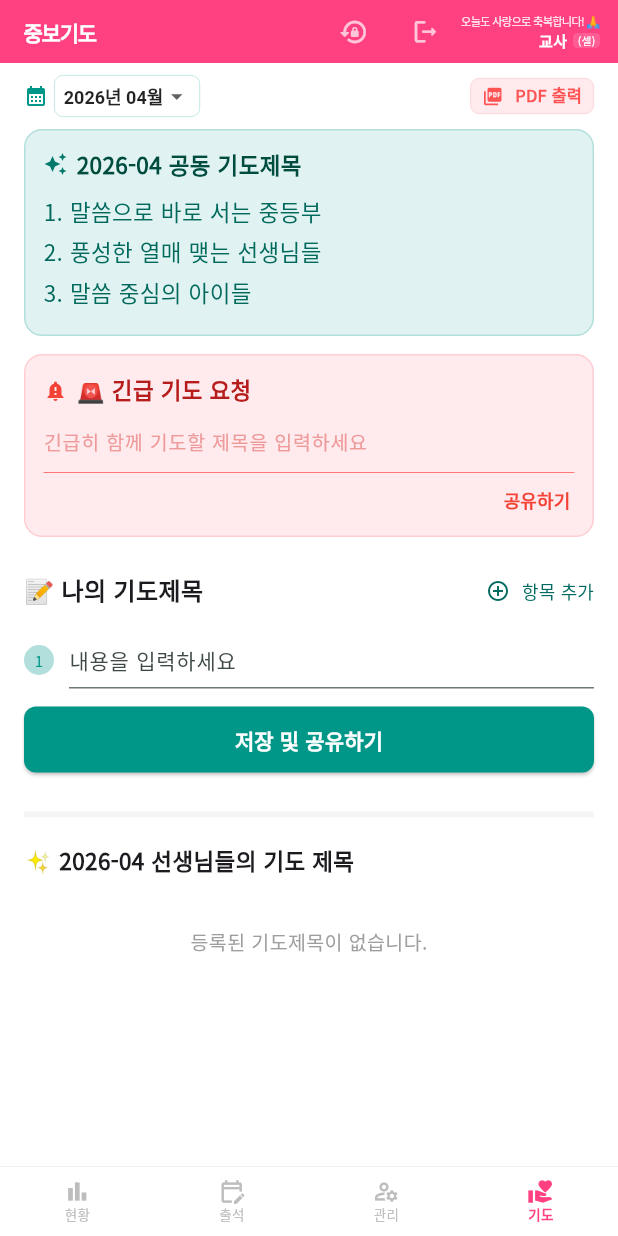
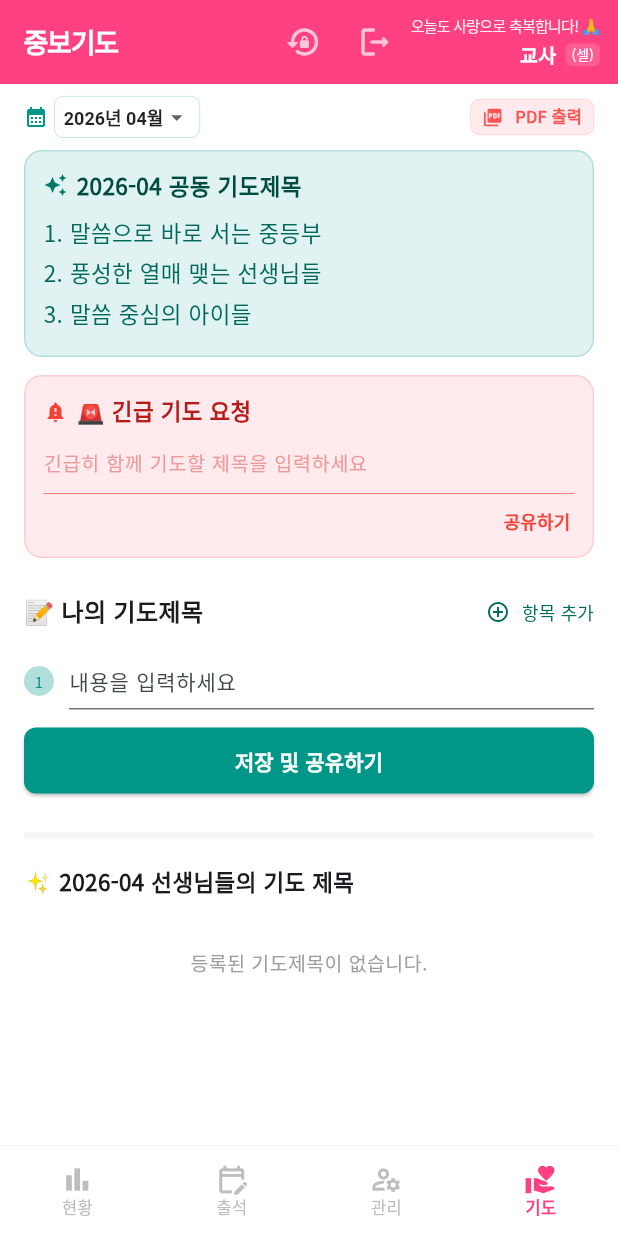
Before and after one commit to plusmans/church_attendance, a Flutter app: the screen it shows once a user with an empty profile is signed in, item 4 of the bottom bar chosen, on a phone screen of 412 x 824 dp. Run offline on Flutter 3.47's test engine with Material 3 defaults, Android fonts, the phone set to English and light mode, and no system bars; our stand-ins replace cloud_firestore, firebase_auth, firebase_core, google_fonts, pdf, printing; accounts and stored records are empty.

Commit message:
네이게이션바 크기 확대

```diff
--- a/lib/screens/home_navigation.dart
+++ b/lib/screens/home_navigation.dart
@@ -38,7 +38,7 @@ class _HomeNavigationState extends State<HomeNavigation> {
     "선생님의 수고를 응원해요! ✨",
     "우리 아이들의 소중한 목자님! 🌱",
     "기쁨이 가득한 하루 되세요! 😊",
-    "기도로 함께하는 동역자입니다! ❤️",
+    "기대로 함께하는 동역자입니다! ❤️",
   ];
 
   late List<Widget> _screens;
@@ -145,12 +145,14 @@ class _HomeNavigationState extends State<HomeNavigation> {
 
     return Scaffold(
       appBar: AppBar(
-        toolbarHeight: 42,
+        // ✅ 상단 앱바 높이 확대 (기존 42 -> 56)
+        toolbarHeight: 56,
         title: Text(
           appBarTitle,
           style: const TextStyle(
             fontWeight: FontWeight.bold,
-            fontSize: 14,
+            // ✅ 타이틀 글자 크기 확대 (기존 14 -> 18)
+            fontSize: 18,
             letterSpacing: -0.8,
           ),
         ),
@@ -164,7 +166,8 @@ class _HomeNavigationState extends State<HomeNavigation> {
             IconButton(
               icon: const Icon(
                 Icons.people_alt_rounded,
-                size: 20,
+                // ✅ 아이콘 크기 확대 (기존 20 -> 24)
+                size: 24,
                 color: Colors.white70,
               ),
               tooltip: '교사 관리',
@@ -182,7 +185,8 @@ class _HomeNavigationState extends State<HomeNavigation> {
           IconButton(
             icon: const Icon(
               Icons.lock_reset_rounded,
-              size: 20,
+              // ✅ 아이콘 크기 확대 (기존 20 -> 24)
+              size: 24,
               color: Colors.white70,
             ),
             tooltip: '비밀번호 변경',
@@ -204,7 +208,8 @@ class _HomeNavigationState extends State<HomeNavigation> {
           IconButton(
             icon: const Icon(
               Icons.logout_rounded,
-              size: 19,
+              // ✅ 아이콘 크기 확대 (기존 19 -> 24)
+              size: 24,
               color: Colors.white70,
             ),
             tooltip: '로그아웃',
@@ -221,39 +226,40 @@ class _HomeNavigationState extends State<HomeNavigation> {
                   Text(
                     _cheerMessage,
                     style: TextStyle(
-                      fontSize: 7.5,
-                      // ✅ Lint: withOpacity -> withValues 대체 (alpha: 0.9)
+                      // ✅ 응원 메시지 크기 확대 (기존 7.5 -> 10)
+                      fontSize: 10,
                       color: Colors.white.withValues(alpha: 0.9),
                       fontWeight: FontWeight.w300,
                       letterSpacing: -0.5,
                     ),
                   ),
-                  const SizedBox(height: 1),
+                  const SizedBox(height: 2),
                   Row(
                     mainAxisSize: MainAxisSize.min,
                     children: [
                       Text(
                         '${widget.teacherName} ${isSuperAdmin ? '사역자님' : '교사'}',
                         style: const TextStyle(
-                          fontSize: 10,
+                          // ✅ 교사 성함 크기 확대 (기존 10 -> 13)
+                          fontSize: 13,
                           fontWeight: FontWeight.bold,
                         ),
                       ),
-                      const SizedBox(width: 4),
+                      const SizedBox(width: 6),
                       Container(
                         padding: const EdgeInsets.symmetric(
-                          horizontal: 3,
-                          vertical: 0,
+                          horizontal: 4,
+                          vertical: 1,
                         ),
                         decoration: BoxDecoration(
-                          // ✅ Lint: withOpacity -> withValues 대체 (alpha: 0.15)
                           color: Colors.white.withValues(alpha: 0.15),
-                          borderRadius: BorderRadius.circular(3),
+                          borderRadius: BorderRadius.circular(4),
                         ),
                         child: Text(
                           displayRole,
                           style: const TextStyle(
-                            fontSize: 7,
+                            // ✅ 역할 텍스트 크기 확대 (기존 7 -> 9)
+                            fontSize: 9,
                             color: Colors.white,
                             fontWeight: FontWeight.w400,
                           ),
@@ -277,7 +283,7 @@ class _HomeNavigationState extends State<HomeNavigation> {
         ),
         child: SafeArea(
           child: SizedBox(
-            height: 46,
+            height: 60,
             child: BottomNavigationBar(
               currentIndex: _selectedIndex,
               onTap: (index) {
@@ -293,16 +299,16 @@ class _HomeNavigationState extends State<HomeNavigation> {
               unselectedItemColor: Colors.grey.shade400,
               selectedLabelStyle: const TextStyle(
                 fontWeight: FontWeight.bold,
-                fontSize: 9,
+                fontSize: 11,
               ),
               unselectedLabelStyle: const TextStyle(
                 fontWeight: FontWeight.w500,
-                fontSize: 9,
+                fontSize: 11,
               ),
               type: BottomNavigationBarType.fixed,
               backgroundColor: Colors.white,
               elevation: 0,
-              iconSize: 18,
+              iconSize: 22,
               items: [
                 BottomNavigationBarItem(
                   icon: Icon(
```
